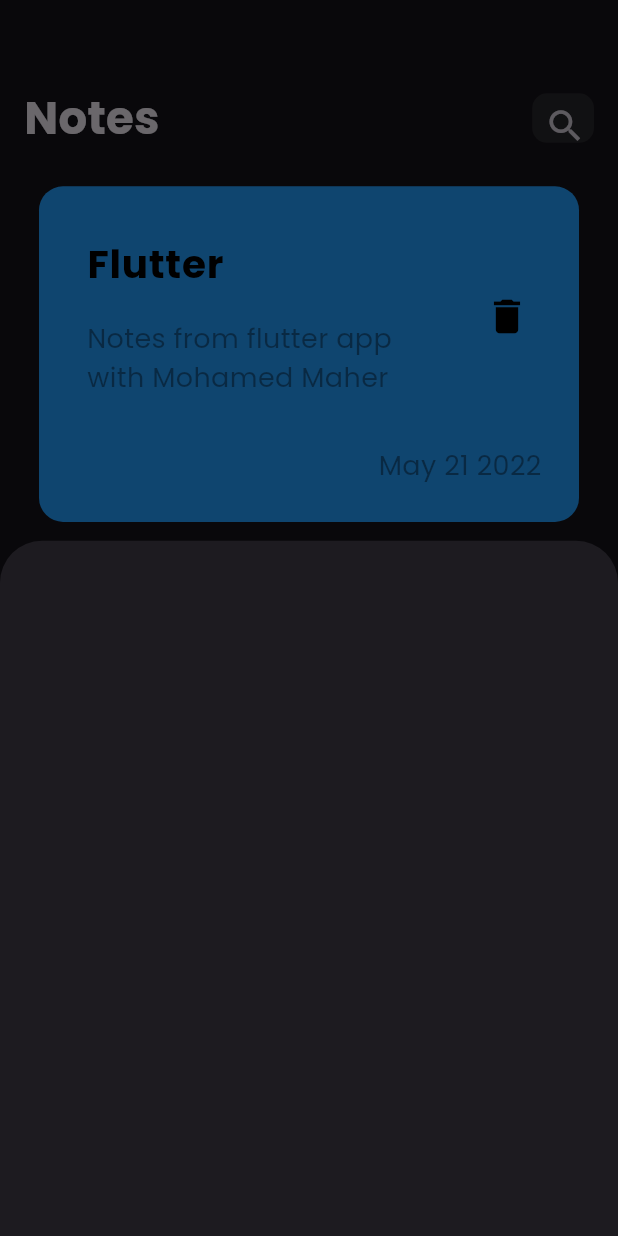
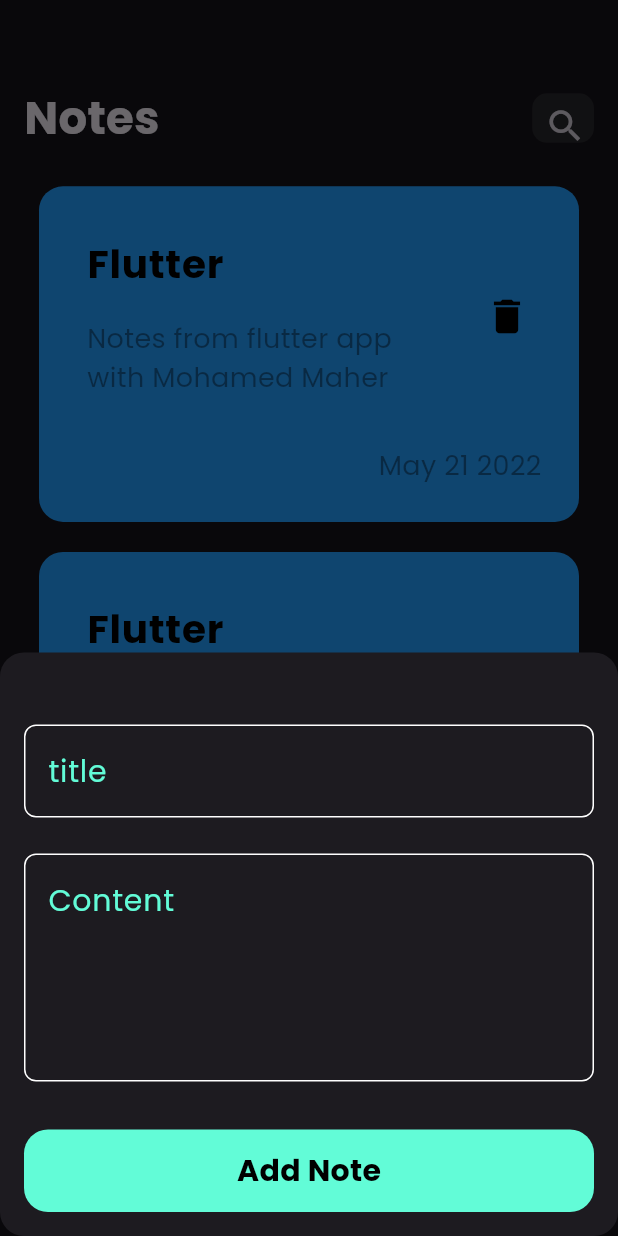
Before and after one commit to MohamedMaherTawfik/notes_app, a Flutter app: the screen it shows after launch, after a tap on the "add" icon, on a phone screen of 412 x 824 dp. Run offline on Flutter 3.47's test engine with Material 3 defaults, Android fonts, the phone set to English and light mode, and no system bars.

Commit message:
add bottomModelSheet

```diff
--- a/lib/Views/Notes_view.dart
+++ b/lib/Views/Notes_view.dart
@@ -14,6 +14,9 @@ class NotesView extends StatelessWidget {
         foregroundColor: Colors.white,
         onPressed: () {
           showModalBottomSheet(
+              shape: RoundedRectangleBorder(
+                borderRadius: BorderRadius.circular(16.0),
+              ),
               context: context,
               builder: (context) {
                 return AddNoteBottomSheet();
--- /dev/null
+++ b/lib/Views/widgets/custom_textField.dart
@@ -0,0 +1,31 @@
+import 'package:flutter/material.dart';
+import 'package:notes_app/strings.dart';
+
+class CustomTextfield extends StatelessWidget {
+  const CustomTextfield({super.key, required this.hint, this.maxLines = 1});
+
+  final String hint;
+  final int maxLines;
+
+  @override
+  Widget build(BuildContext context) {
+    return TextField(
+      maxLines: maxLines,
+      cursorColor: kPrimaryColor,
+      decoration: InputDecoration(
+        hintText: hint,
+        hintStyle: TextStyle(color: kPrimaryColor, fontSize: 20),
+        border: buildBorder(),
+        enabledBorder: buildBorder(),
+        focusedBorder: buildBorder(kPrimaryColor),
+      ),
+    );
+  }
+
+  OutlineInputBorder buildBorder([Color]) {
+    return OutlineInputBorder(
+      borderRadius: BorderRadius.circular(8),
+      borderSide: BorderSide(color: Color ?? Colors.white),
+    );
+  }
+}
--- /dev/null
+++ b/lib/Views/widgets/custombutton.dart
@@ -0,0 +1,28 @@
+import 'package:flutter/material.dart';
+import 'package:notes_app/strings.dart';
+
+class CustomButton extends StatelessWidget {
+  const CustomButton({super.key});
+
+  @override
+  Widget build(BuildContext context) {
+    return InkWell(
+      onTap: () {},
+      child: Container(
+        decoration: BoxDecoration(
+          color: kPrimaryColor,
+          borderRadius: BorderRadius.circular(16),
+        ),
+        width: MediaQuery.of(context).size.width,
+        height: 55,
+        child: const Center(
+          child: Text(
+            'Add Note',
+            style: TextStyle(
+                fontSize: 20, fontWeight: FontWeight.bold, color: Colors.black),
+          ),
+        ),
+      ),
+    );
+  }
+}
--- a/lib/Views/widgets/model_bottomSheet.dart
+++ b/lib/Views/widgets/model_bottomSheet.dart
@@ -1,4 +1,7 @@
 import 'package:flutter/material.dart';
+import 'package:notes_app/Views/widgets/custom_textField.dart';
+import 'package:notes_app/Views/widgets/custombutton.dart';
+import 'package:notes_app/strings.dart';
 
 class AddNoteBottomSheet extends StatefulWidget {
   const AddNoteBottomSheet({super.key});
@@ -10,6 +13,31 @@ class AddNoteBottomSheet extends StatefulWidget {
 class _AddNoteBottomSheetState extends State<AddNoteBottomSheet> {
   @override
   Widget build(BuildContext context) {
-    return Container();
+    return Padding(
+      padding: const EdgeInsets.all(16.0),
+      child: SingleChildScrollView(
+        child: Column(
+          children: const [
+            SizedBox(
+              height: 32,
+            ),
+            CustomTextfield(
+              hint: 'title',
+            ),
+            SizedBox(
+              height: 24,
+            ),
+            CustomTextfield(
+              hint: 'Content',
+              maxLines: 5,
+            ),
+            SizedBox(
+              height: 32,
+            ),
+            CustomButton(),
+          ],
+        ),
+      ),
+    );
   }
 }
--- /dev/null
+++ b/lib/strings.dart
@@ -0,0 +1,3 @@
+import 'dart:ui';
+
+const kPrimaryColor = const Color(0xff62FCD7);
```
